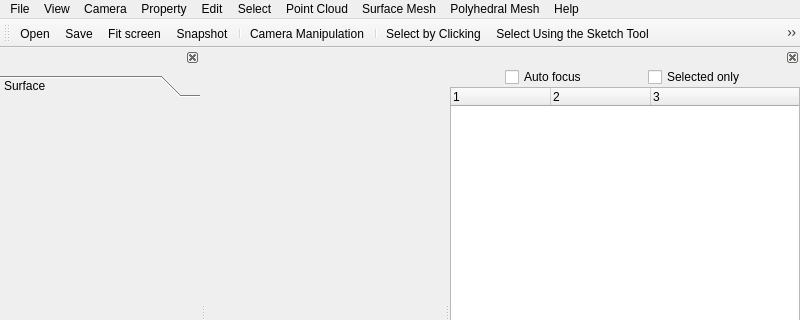
Qt form applications/Mapple/main_window.ui (LiangliangNan/Easy3D) before a commit; both pictures show x 0 to 800 and y 0 to 320 of the 800 by 600 pixel window.
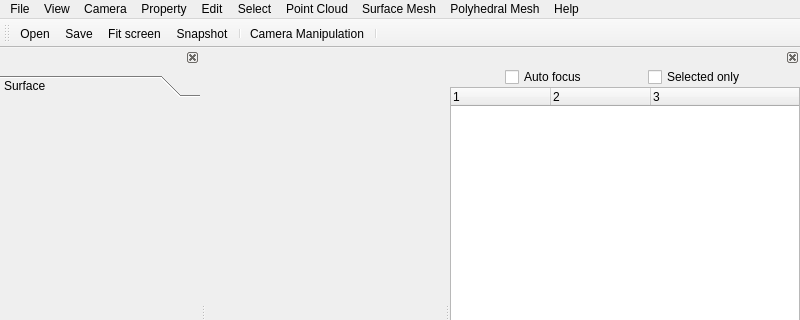
The same form after that commit. Icons and pictures are not drawn. Custom widgets are drawn as their Qt base class.

Patch:
```diff
--- a/applications/Mapple/main_window.ui
+++ b/applications/Mapple/main_window.ui
@@ -231,9 +231,6 @@
    <addaction name="separator"/>
    <addaction name="actionCameraManipulation"/>
    <addaction name="separator"/>
-   <addaction name="actionSelectClick"/>
-   <addaction name="actionSelectRect"/>
-   <addaction name="actionSelectLasso"/>
   </widget>
   <widget class="QStatusBar" name="statusBar"/>
   <widget class="QDockWidget" name="dockWidgetRendering">
@@ -734,7 +731,7 @@
      <normaloff>:/resources/icons/select_lasso.png</normaloff>:/resources/icons/select_lasso.png</iconset>
    </property>
    <property name="text">
-    <string>Select Using the Lasso Tool</string>
+    <string>Select primitives by lasso</string>
    </property>
    <property name="toolTip">
     <string>Select Using the Lasso Tool</string>
@@ -765,7 +762,7 @@
      <normaloff>:/resources/icons/select_rect.png</normaloff>:/resources/icons/select_rect.png</iconset>
    </property>
    <property name="text">
-    <string>Select Using the Sketch Tool</string>
+    <string>Select primitives by sketching tool</string>
    </property>
    <property name="toolTip">
     <string>Select Using the Sketch Tool</string>
@@ -795,7 +792,7 @@
      <normaloff>:/resources/icons/select_click.png</normaloff>:/resources/icons/select_click.png</iconset>
    </property>
    <property name="text">
-    <string>Select by Clicking</string>
+    <string>Select primitives by clicking</string>
    </property>
    <property name="toolTip">
     <string>Select by Clicking</string>
```
Left out of the diff: 14 changed lines with no effect on the pictures.
